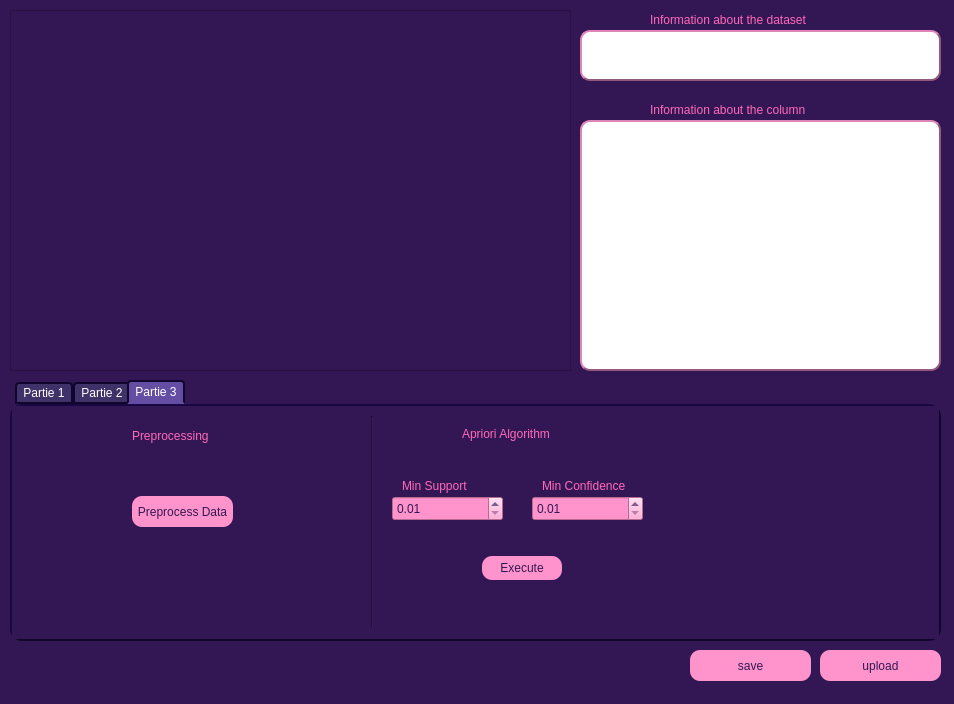
Old version of the form PROJET_DM.ui in the repository super-cinnamon/Projet_DM.
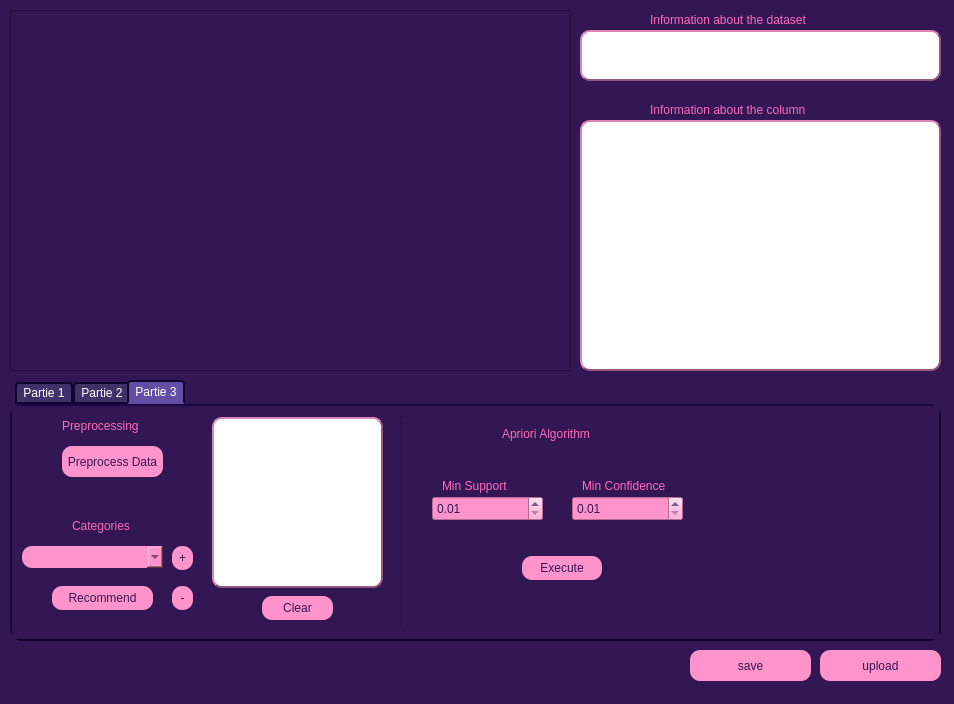
New version of the form. The open tabs and pages were chosen to show the change. Icons and pictures are not drawn.

Commit message: added recom frontend

What changed in the file:
```diff
--- a/PROJET_DM.ui
+++ b/PROJET_DM.ui
@@ -1161,7 +1161,7 @@
      <widget class="Line" name="line_4">
       <property name="geometry">
        <rect>
-        <x>350</x>
+        <x>380</x>
         <y>10</y>
         <width>20</width>
         <height>211</height>
@@ -1174,8 +1174,8 @@
      <widget class="QLabel" name="label_15">
       <property name="geometry">
        <rect>
-        <x>120</x>
-        <y>20</y>
+        <x>50</x>
+        <y>10</y>
         <width>121</width>
         <height>20</height>
        </rect>
@@ -1191,7 +1191,7 @@
      <widget class="QLabel" name="label_16">
       <property name="geometry">
        <rect>
-        <x>450</x>
+        <x>490</x>
         <y>20</y>
         <width>151</width>
         <height>16</height>
@@ -1208,7 +1208,7 @@
      <widget class="QDoubleSpinBox" name="min_supp">
       <property name="geometry">
        <rect>
-        <x>380</x>
+        <x>420</x>
         <y>90</y>
         <width>111</width>
         <height>25</height>
@@ -1231,7 +1231,7 @@
      <widget class="QDoubleSpinBox" name="min_conf">
       <property name="geometry">
        <rect>
-        <x>520</x>
+        <x>560</x>
         <y>90</y>
         <width>111</width>
         <height>25</height>
@@ -1254,7 +1254,7 @@
      <widget class="QLabel" name="label_17">
       <property name="geometry">
        <rect>
-        <x>390</x>
+        <x>430</x>
         <y>70</y>
         <width>91</width>
         <height>20</height>
@@ -1271,7 +1271,7 @@
      <widget class="QLabel" name="label_18">
       <property name="geometry">
        <rect>
-        <x>530</x>
+        <x>570</x>
         <y>70</y>
         <width>101</width>
         <height>20</height>
@@ -1288,7 +1288,7 @@
      <widget class="QPushButton" name="apriori_button">
       <property name="geometry">
        <rect>
-        <x>470</x>
+        <x>510</x>
         <y>150</y>
         <width>80</width>
         <height>24</height>
@@ -1316,8 +1316,8 @@
      <widget class="QPushButton" name="preprocess_button">
       <property name="geometry">
        <rect>
-        <x>120</x>
-        <y>90</y>
+        <x>50</x>
+        <y>40</y>
         <width>101</width>
         <height>31</height>
        </rect>
@@ -1341,6 +1341,173 @@
        <string>Preprocess Data</string>
       </property>
      </widget>
+     <widget class="QListView" name="categ_list">
+      <property name="geometry">
+       <rect>
+        <x>200</x>
+        <y>11</y>
+        <width>171</width>
+        <height>171</height>
+       </rect>
+      </property>
+      <property name="styleSheet">
+       <string notr="true">border-width:2px;
+border-radius:10px;
+border-width:2px;
+border-style:outset;
+border-color: rgb(148, 88, 122);
+background-color: rgb(255, 255, 255);
+font: 350 10pt &quot;Bahnschrift SemiLight&quot;;</string>
+      </property>
+     </widget>
+     <widget class="QLabel" name="label_19">
+      <property name="geometry">
+       <rect>
+        <x>60</x>
+        <y>110</y>
+        <width>121</width>
+        <height>20</height>
+       </rect>
+      </property>
+      <property name="styleSheet">
+       <string notr="true">font: 600 11pt &quot;Bahnschrift SemiBold&quot;;
+color: rgb(255, 105, 185);</string>
+      </property>
+      <property name="text">
+       <string>Categories</string>
+      </property>
+     </widget>
+     <widget class="QComboBox" name="vids_categories">
+      <property name="enabled">
+       <bool>false</bool>
+      </property>
+      <property name="geometry">
+       <rect>
+        <x>10</x>
+        <y>140</y>
+        <width>141</width>
+        <height>22</height>
+       </rect>
+      </property>
+      <property name="styleSheet">
+       <string notr="true">background-color:rgb(255, 147, 203);
+	border-radius:10px;
+	border-style:outset;
+color: rgb(51, 23, 84);</string>
+      </property>
+     </widget>
+     <widget class="QPushButton" name="add_categ">
+      <property name="geometry">
+       <rect>
+        <x>160</x>
+        <y>140</y>
+        <width>21</width>
+        <height>24</height>
+       </rect>
+      </property>
+      <property name="styleSheet">
+       <string notr="true">QPushButton{
+	background-color:rgb(255, 147, 203);
+	border-radius:10px;
+	border-style:outset;
+	color: rgb(51, 23, 84);
+}
+QPushButton:hover {
+            background-color: rgb(246, 252, 126);
+        }
+QPushButton:focus {
+            background-color: rgb(90, 71, 173);
+        }
+</string>
+      </property>
+      <property name="text">
+       <string>+</string>
+      </property>
+     </widget>
+     <widget class="QPushButton" name="recommend_button">
+      <property name="geometry">
+       <rect>
+        <x>40</x>
+        <y>180</y>
+        <width>101</width>
+        <height>24</height>
+       </rect>
+      </property>
+      <property name="styleSheet">
+       <string notr="true">QPushButton{
+	background-color:rgb(255, 147, 203);
+	border-radius:10px;
+	border-style:outset;
+	color: rgb(51, 23, 84);
+}
+QPushButton:hover {
+            background-color: rgb(246, 252, 126);
+        }
+QPushButton:focus {
+            background-color: rgb(90, 71, 173);
+        }
+</string>
+      </property>
+      <property name="text">
+       <string>Recommend</string>
+      </property>
+     </widget>
+     <widget class="QPushButton" name="remove_categ">
+      <property name="geometry">
+       <rect>
+        <x>160</x>
+        <y>180</y>
+        <width>21</width>
+        <height>24</height>
+       </rect>
+      </property>
+      <property name="styleSheet">
+       <string notr="true">QPushButton{
+	background-color:rgb(255, 147, 203);
+	border-radius:10px;
+	border-style:outset;
+	color: rgb(51, 23, 84);
+}
+QPushButton:hover {
+            background-color: rgb(246, 252, 126);
+        }
+QPushButton:focus {
+            background-color: rgb(90, 71, 173);
+        }
+</string>
+      </property>
+      <property name="text">
+       <string>-</string>
+      </property>
+     </widget>
+     <widget class="QPushButton" name="clear_button">
+      <property name="geometry">
+       <rect>
+        <x>250</x>
+        <y>190</y>
+        <width>71</width>
+        <height>24</height>
+       </rect>
+      </property>
+      <property name="styleSheet">
+       <string notr="true">QPushButton{
+	background-color:rgb(255, 147, 203);
+	border-radius:10px;
+	border-style:outset;
+	color: rgb(51, 23, 84);
+}
+QPushButton:hover {
+            background-color: rgb(246, 252, 126);
+        }
+QPushButton:focus {
+            background-color: rgb(90, 71, 173);
+        }
+</string>
+      </property>
+      <property name="text">
+       <string>Clear</string>
+      </property>
+     </widget>
     </widget>
    </widget>
   </widget>
```
Left out of the diff: 2 changed lines with no effect on the pictures. The commit also changes 2 other files.
